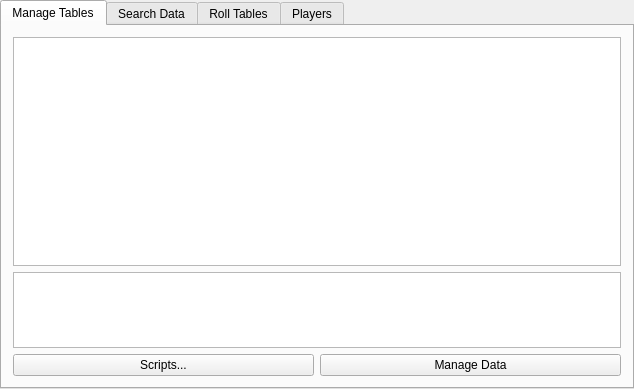
This is Betelgeuse/Betelgeuse/dmwindow.ui in Ipiano/Project-Orion as Qt 5 draws it before an edit. The edited form follows.
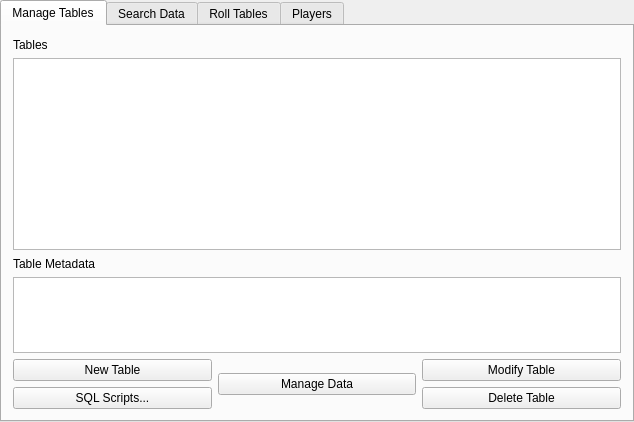
This is the edited form. The open tabs and pages were chosen to show the change.

Commit message: Table creation/modification gui mostly works

Patch:
```diff
--- a/Betelgeuse/Betelgeuse/dmwindow.ui
+++ b/Betelgeuse/Betelgeuse/dmwindow.ui
@@ -67,6 +67,13 @@
         <string>Manage Tables</string>
        </attribute>
        <layout class="QVBoxLayout" name="verticalLayout">
+        <item>
+         <widget class="QLabel" name="label">
+          <property name="text">
+           <string>Tables</string>
+          </property>
+         </widget>
+        </item>
         <item>
          <widget class="QListWidget" name="list_tables">
           <property name="sizePolicy">
@@ -77,6 +84,13 @@
           </property>
          </widget>
         </item>
+        <item>
+         <widget class="QLabel" name="label_2">
+          <property name="text">
+           <string>Table Metadata</string>
+          </property>
+         </widget>
+        </item>
         <item>
          <widget class="QTableWidget" name="table_currentTable">
           <property name="sizePolicy">
@@ -122,18 +136,51 @@
         <item>
          <layout class="QHBoxLayout" name="layout_buttons">
           <item>
+           <layout class="QVBoxLayout" name="verticalLayout_left">
+            <item>
+             <widget class="QPushButton" name="button_newTable">
+              <property name="text">
+               <string>New Table</string>
+              </property>
+             </widget>
+            </item>
+            <item>
            <widget class="QPushButton" name="button_scripts">
             <property name="text">
-             <string>Scripts...</string>
+               <string>SQL Scripts...</string>
             </property>
            </widget>
           </item>
+           </layout>
+          </item>
+          <item>
+           <layout class="QVBoxLayout" name="verticalLayout_middle">
           <item>
            <widget class="QPushButton" name="button_manageData">
             <property name="text">
              <string>Manage Data</string>
             </property>
            </widget>
+            </item>
+           </layout>
+          </item>
+          <item>
+           <layout class="QVBoxLayout" name="verticalLayout_right">
+            <item>
+             <widget class="QPushButton" name="button_modifyTable">
+              <property name="text">
+               <string>Modify Table</string>
+              </property>
+             </widget>
+            </item>
+            <item>
+             <widget class="QPushButton" name="button_deleteTable">
+              <property name="text">
+               <string>Delete Table</string>
+              </property>
+             </widget>
+            </item>
+           </layout>
           </item>
          </layout>
         </item>
```
Left out of the diff: 2 changed lines with no effect on the pictures. Lines whose indentation alone changed are shown as unchanged. The commit also changes 12 other files.
